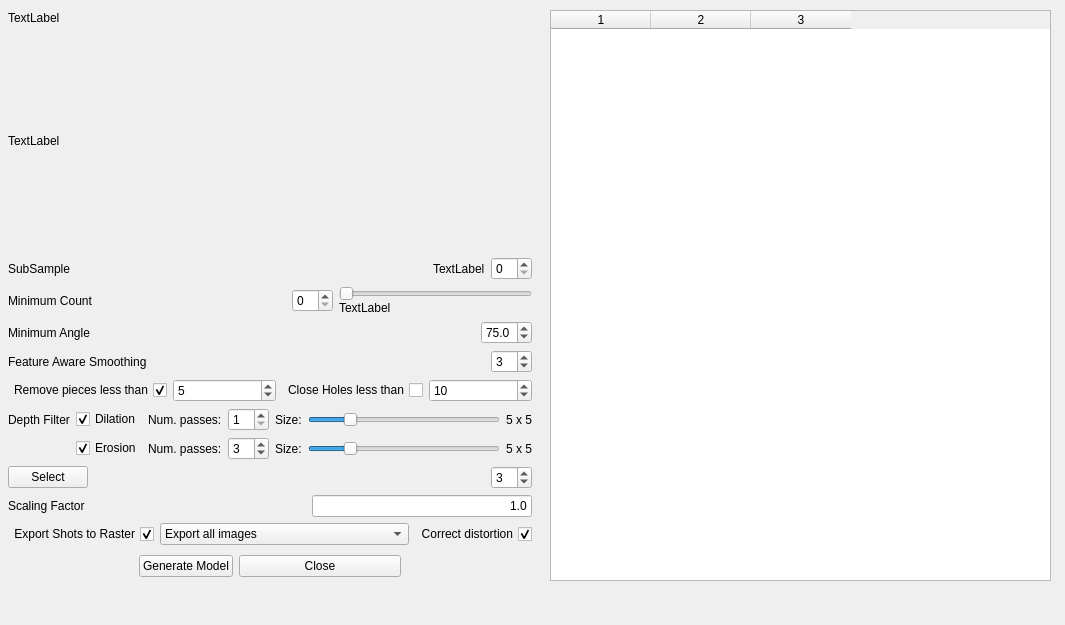
First picture: the form in src/meshlabplugins/edit_arc3D/ui/v3dImportDialog.ui, repository cnr-isti-vclab/meshlab, before the edit.
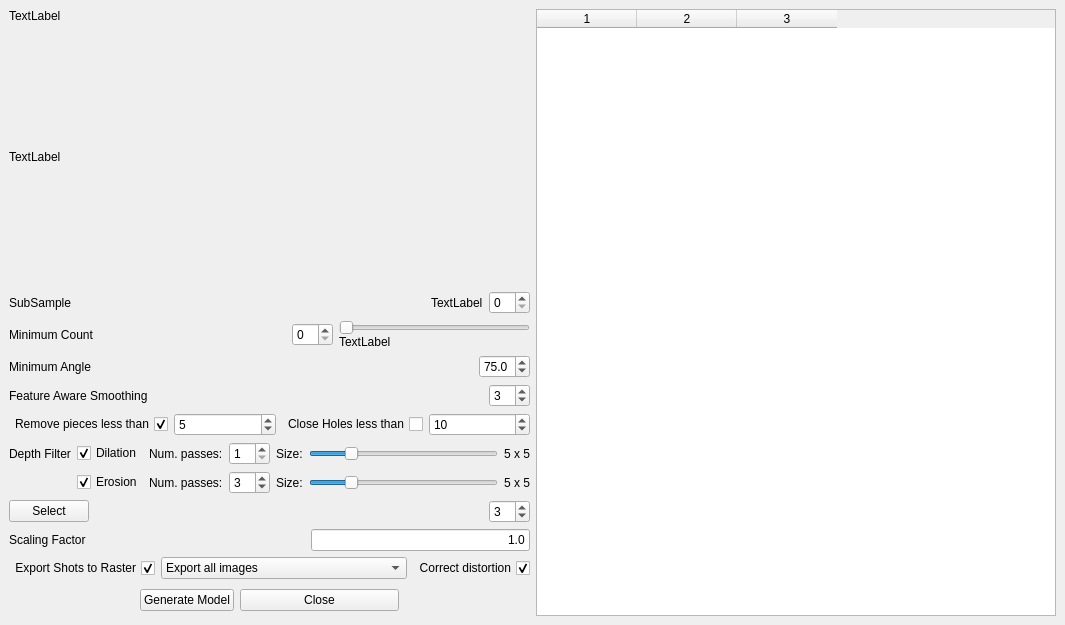
Second picture: the form after the edit.

Commit message: dellepiane: fixed widget resize in edit_arc3D

Patch:
```diff
--- a/src/meshlabplugins/edit_arc3D/ui/v3dImportDialog.ui
+++ b/src/meshlabplugins/edit_arc3D/ui/v3dImportDialog.ui
@@ -26,15 +26,8 @@
      <verstretch>0</verstretch>
     </sizepolicy>
    </property>
-   <widget class="QWidget" name="layoutWidget">
-    <property name="geometry">
-     <rect>
-      <x>8</x>
-      <y>11</y>
-      <width>524</width>
-      <height>571</height>
-     </rect>
-    </property>
+   <layout class="QHBoxLayout" name="horizontalLayout">
+    <item>
     <layout class="QVBoxLayout">
      <item>
       <widget class="QLabel" name="infoLabel">
@@ -648,16 +641,9 @@
       </layout>
      </item>
     </layout>
-   </widget>
+    </item>
+    <item>
    <widget class="QTableWidget" name="imageTableWidget">
-    <property name="geometry">
-     <rect>
-      <x>550</x>
-      <y>10</y>
-      <width>501</width>
-      <height>571</height>
-     </rect>
-    </property>
     <property name="sizePolicy">
      <sizepolicy hsizetype="MinimumExpanding" vsizetype="Expanding">
       <horstretch>0</horstretch>
@@ -671,6 +657,8 @@
     <column/>
     <column/>
    </widget>
+    </item>
+   </layout>
   </widget>
  </widget>
  <resources/>
```
Left out of the diff: 2 changed lines with no effect on the pictures. Lines whose indentation alone changed are shown as unchanged.
